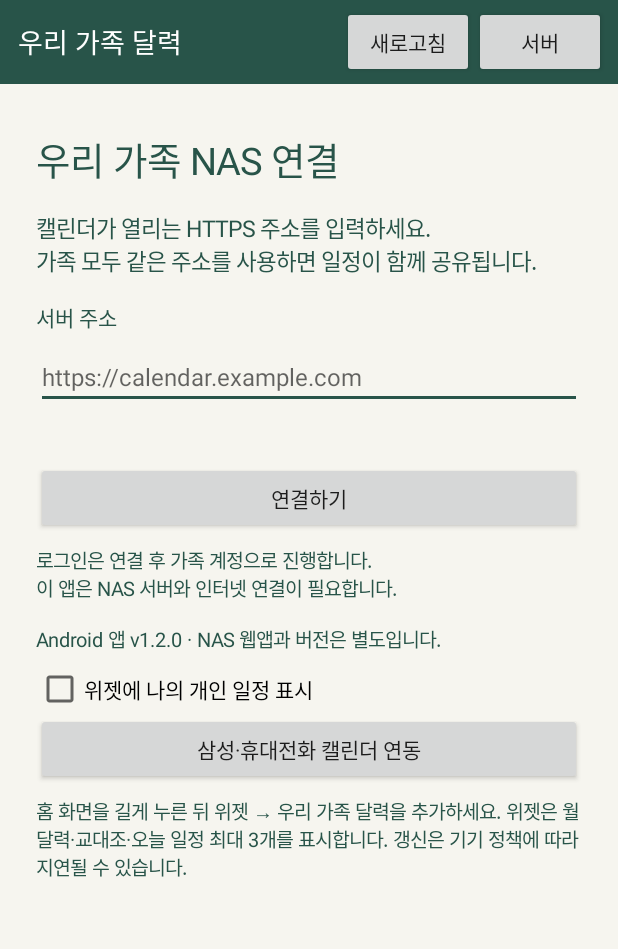
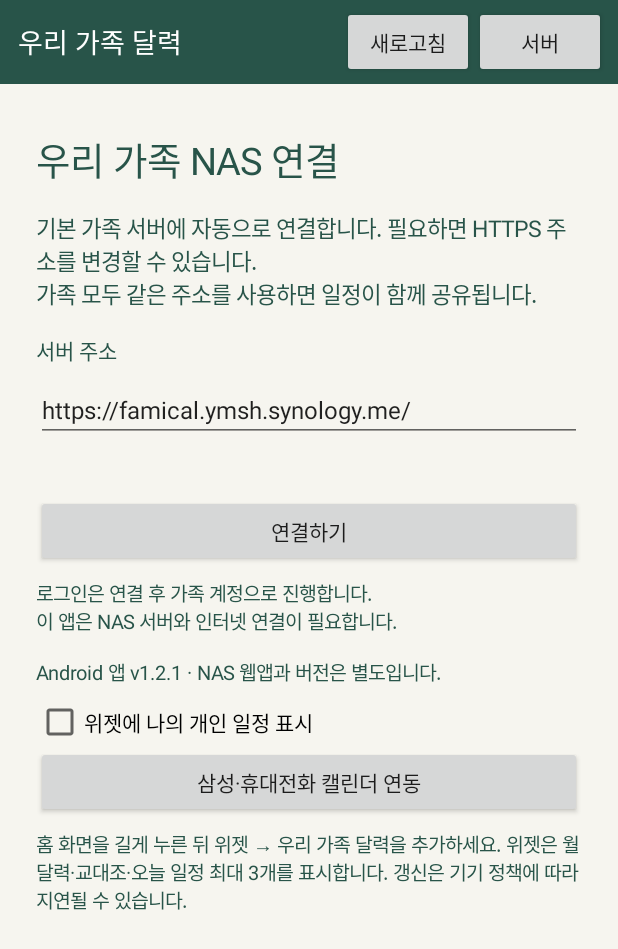
Before and after one commit to 6k5duh/famical, an Android app: the screen it shows after launch (MainActivity), after a tap on "서버", on a phone screen of 412 x 824 dp. Shown: the top 949 px of the screen. Run offline under Robolectric (Android 15) with nearby library versions, the phone set to English and light mode, and no system bars.

Commit message:
Default Android to family server and connect on first launch; release v1.2.1

```diff
--- a/android/app/build.gradle
+++ b/android/app/build.gradle
@@ -6,8 +6,8 @@ android {
         applicationId 'org.famical.calendar'
         minSdk 26
         targetSdk 35
-        versionCode 5
-        versionName '1.2.0'
+        versionCode 6
+        versionName '1.2.1'
     }
     compileOptions {
         sourceCompatibility JavaVersion.VERSION_17
--- a/android/app/src/main/java/org/famical/calendar/MainActivity.java
+++ b/android/app/src/main/java/org/famical/calendar/MainActivity.java
@@ -51,6 +51,10 @@ public class MainActivity extends Activity {
         super.onCreate(state);
         preferences = getSharedPreferences("famical", MODE_PRIVATE);
         server = preferences.getString("server", "");
+        if (server.isEmpty()) {
+            server = ServerAddress.DEFAULT_SERVER;
+            preferences.edit().putString("server", server).apply();
+        }
         buildScreen();
         CalendarSync.schedule(this);
         if (Build.VERSION.SDK_INT >= 33) {
@@ -90,7 +94,7 @@ public class MainActivity extends Activity {
         ws.setAllowFileAccess(false); ws.setAllowContentAccess(false);
         ws.setMixedContentMode(WebSettings.MIXED_CONTENT_NEVER_ALLOW);
         ws.setJavaScriptCanOpenWindowsAutomatically(false); ws.setSupportMultipleWindows(false);
-        ws.setUserAgentString(ws.getUserAgentString()+" FamicalAndroid/1.2.0");
+        ws.setUserAgentString(ws.getUserAgentString()+" FamicalAndroid/1.2.1");
         WebView.setWebContentsDebuggingEnabled(false);
         CookieManager.getInstance().setAcceptCookie(true);
         CookieManager.getInstance().setAcceptThirdPartyCookies(browser,false);
@@ -146,11 +150,11 @@ public class MainActivity extends Activity {
     private void buildSettings() {
         settingsPanel=new ScrollView(this); LinearLayout form=panel();
         TextView heading=text("우리 가족 NAS 연결",25); form.addView(heading);
-        TextView detail=text("캘린더가 열리는 HTTPS 주소를 입력하세요.\n가족 모두 같은 주소를 사용하면 일정이 함께 공유됩니다.",15); form.addView(detail);
+        TextView detail=text("기본 가족 서버에 자동으로 연결합니다. 필요하면 HTTPS 주소를 변경할 수 있습니다.\n가족 모두 같은 주소를 사용하면 일정이 함께 공유됩니다.",15); form.addView(detail);
         TextView label=text("서버 주소",14); form.addView(label);
         serverInput=new EditText(this); serverInput.setSingleLine(true);
         serverInput.setInputType(android.text.InputType.TYPE_CLASS_TEXT | android.text.InputType.TYPE_TEXT_VARIATION_URI);
-        serverInput.setHint("https://calendar.example.com"); serverInput.setTextSize(16); form.addView(serverInput,new LinearLayout.LayoutParams(-1,-2));
+        serverInput.setHint(ServerAddress.DEFAULT_SERVER); serverInput.setTextSize(16); form.addView(serverInput,new LinearLayout.LayoutParams(-1,-2));
         addressError=text("",14); addressError.setTextColor(Color.rgb(166,60,53)); form.addView(addressError);
         Button connect=button("연결하기"); form.addView(connect);
         connect.setOnClickListener(v->{
@@ -166,7 +170,7 @@ public class MainActivity extends Activity {
                 } else loadServer();
             } catch(IllegalArgumentException e) { addressError.setText(e.getMessage()); }
         });
-        TextView note=text("로그인은 연결 후 가족 계정으로 진행합니다.\n이 앱은 NAS 서버와 인터넷 연결이 필요합니다.\n\nAndroid 앱 v1.2.0 · NAS 웹앱과 버전은 별도입니다.",13); form.addView(note);
+        TextView note=text("로그인은 연결 후 가족 계정으로 진행합니다.\n이 앱은 NAS 서버와 인터넷 연결이 필요합니다.\n\nAndroid 앱 v1.2.1 · NAS 웹앱과 버전은 별도입니다.",13); form.addView(note);
         android.widget.CheckBox privateEvents=new android.widget.CheckBox(this);
         privateEvents.setText("위젯에 나의 개인 일정 표시");
         privateEvents.setChecked(preferences.getBoolean("widget_private",false));
--- a/android/app/src/main/java/org/famical/calendar/ServerAddress.java
+++ b/android/app/src/main/java/org/famical/calendar/ServerAddress.java
@@ -4,6 +4,8 @@ import java.net.URI;
 import java.net.URISyntaxException;
 
 final class ServerAddress {
+    static final String DEFAULT_SERVER = "https://famical.ymsh.synology.me/";
+
     private ServerAddress() {}
 
     static String normalize(String input) {
```
Also changed, not shown: 5 other files.
